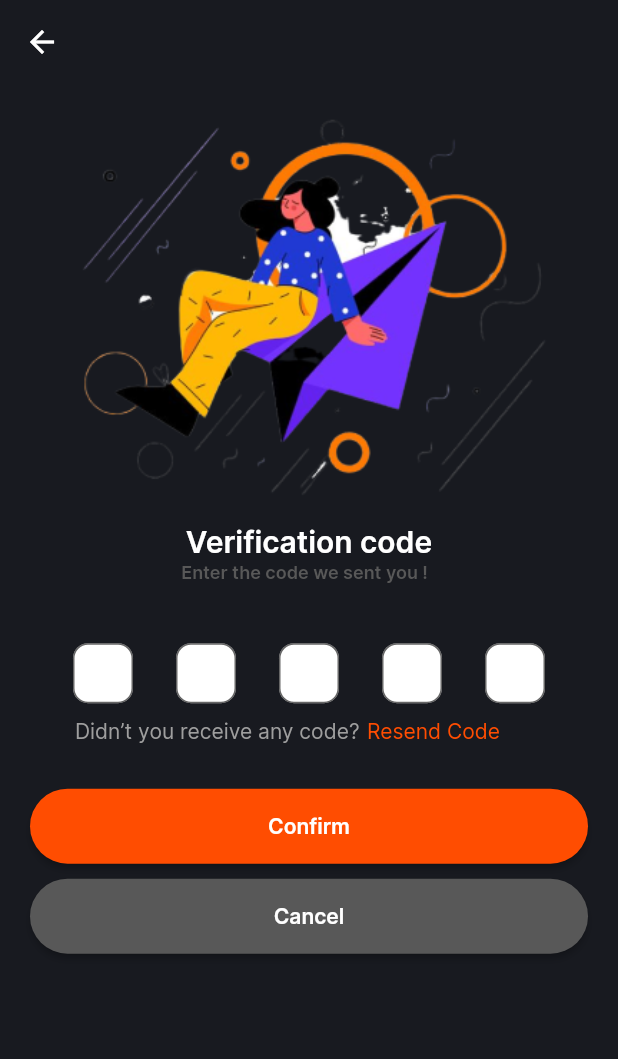
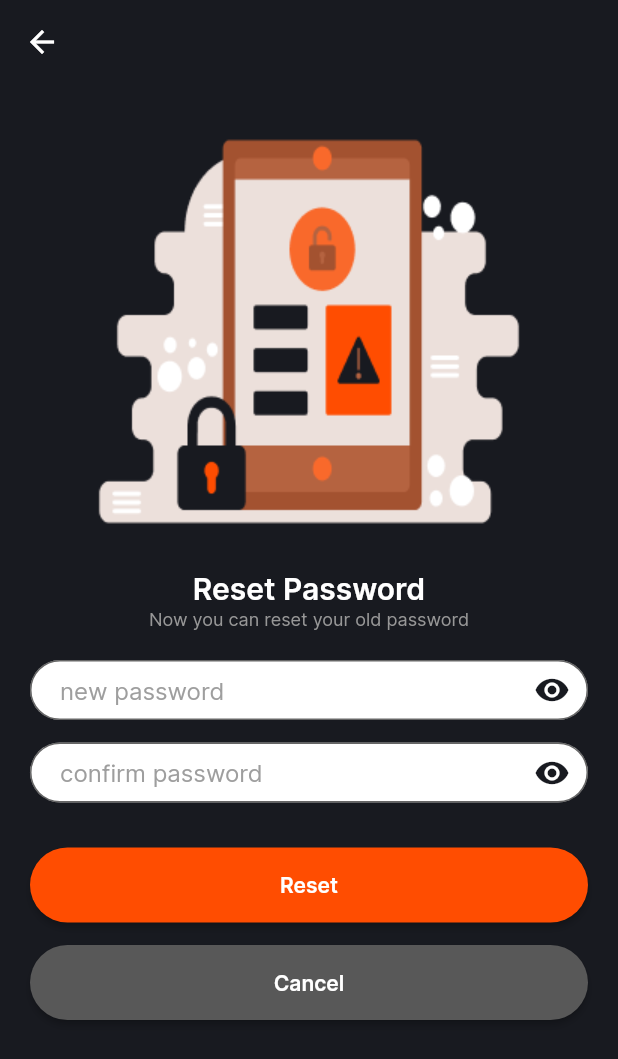
Before and after one commit to MohamedEmad2002/Anime_app, a Flutter app: the OtpScreen screen opened directly, after a tap on "Confirm", on a phone screen of 412 x 824 dp. Shown: the top 1059 px of the screen. Run offline on Flutter 3.47's test engine with Material 2 defaults, Android fonts, the phone set to English and light mode, and no system bars; our stand-ins replace flutter_spinkit, flutter_svg, shared_preferences; accounts and stored records are empty.

Commit message:
Finish Auth Feature design

```diff
--- a/lib/app/color_app.dart
+++ b/lib/app/color_app.dart
@@ -5,4 +5,5 @@ class ColorsApp{
   static Color secondaryColor = const Color(0xffFF4D01);
   static Color thirdColor = const Color(0xff979797);
   static Color fourthColor = const Color(0xff585858);
+  static Color fifthColor = Color.fromARGB(255, 241, 210, 197);
 }
--- a/lib/app/icons_app.dart
+++ b/lib/app/icons_app.dart
@@ -4,4 +4,5 @@ class IconsApp{
   static const String google = 'assets/images/icons/Google.png';
   static const String apple = 'assets/images/icons/Apple Logo.png';
   static const String back = 'assets/images/icons/Vector.png';
+  static const String congratulation = "assets/images/icons/congratulation.png";
 }
--- a/lib/app/image_app.dart
+++ b/lib/app/image_app.dart
@@ -5,4 +5,5 @@ class ImageApp{
   static const String auth = "assets/images/Mask group.png";
   static const String forgot = "assets/images/Group 121.png";
   static const String otp ="assets/images/otp-removebg-preview.png";
+  static const String reset = "assets/images/reset.png";
 }
--- a/lib/app/text_app.dart
+++ b/lib/app/text_app.dart
@@ -30,4 +30,11 @@ class TextApp{
   static const String didntYoureceiveanycode = "Didn’t you receive any code?";
   static const String resend = "Resend Code";
   static const String confirm = "Confirm";
+  //resetPassword screen Strings
+  static const String resetpassword = "Reset Password";
+  static const String nowyoucanresetyouroldPassword = "Now you can reset your old password";
+  //reset screen
+  static const String reset = "Reset";
+  static const String congratulation = "Congratulation";
+  static const String yourAccountisreadytouseyouwillbedirectedtothehomepageinafewseconds="Your account is ready to use , you will \n be directed to the home page in a  \n few seconds";
 }
--- a/lib/main.dart
+++ b/lib/main.dart
@@ -1,4 +1,5 @@
 import 'package:anime/presentation/screens/auth/login_screen.dart';
+import 'package:anime/presentation/screens/auth/reset_screen.dart';
 import 'package:flutter/material.dart';
 
 void main() {
@@ -13,7 +14,7 @@ class MyApp extends StatelessWidget {
     return MaterialApp(
       debugShowCheckedModeBanner: false,
       theme: ThemeData(),
-      home:  const LoginScreen(),
+      home:   const LoginScreen(),
     );
   }
 }
--- a/lib/presentation/screens/auth/otp_screen.dart
+++ b/lib/presentation/screens/auth/otp_screen.dart
@@ -1,6 +1,7 @@
 import 'package:anime/app/color_app.dart';
 import 'package:anime/app/image_app.dart';
 import 'package:anime/app/text_app.dart';
+import 'package:anime/presentation/screens/auth/reset_screen.dart';
 import 'package:anime/presentation/widgets/custom_Row.dart';
 import 'package:anime/presentation/widgets/otp_widgets.dart';
 import 'package:flutter/material.dart';
@@ -16,7 +17,7 @@ class OtpScreen extends StatelessWidget {
         backgroundColor: ColorsApp.primaryColor,
         elevation: 0.0,
       ),
-      body:  Padding(
+      body: Padding(
         padding: const EdgeInsets.symmetric(horizontal: 20),
         child: SafeArea(
             child: Center(
@@ -39,7 +40,9 @@ class OtpScreen extends StatelessWidget {
                     fontFamily: "Inter",
                     fontWeight: FontWeight.w600),
               ),
-              const SizedBox(height: 40,),
+              const SizedBox(
+                height: 40,
+              ),
               const Row(
                 mainAxisAlignment: MainAxisAlignment.spaceEvenly,
                 children: [
@@ -50,21 +53,31 @@ class OtpScreen extends StatelessWidget {
                   Otp(),
                 ],
               ),
-              const SizedBox(height: 10,),
+              const SizedBox(
+                height: 10,
+              ),
               const Padding(
                 padding: EdgeInsets.only(left: 15),
                 child: CustomRow(
-                    screen:  OtpScreen(),
+                  screen: OtpScreen(),
                   textOne: TextApp.didntYoureceiveanycode,
                   textTwo: TextApp.resend,
                 ),
               ),
-              const SizedBox(height: 30,),
+              const SizedBox(
+                height: 30,
+              ),
               SizedBox(
                 width: double.infinity,
                 height: 50,
                 child: MaterialButton(
-                    onPressed: () {},
+                  onPressed: () {
+                    Navigator.push(
+                        context,
+                        MaterialPageRoute(
+                          builder: (context) => ResetScreen(),
+                        ));
+                  },
                   color: ColorsApp.secondaryColor,
                   shape: RoundedRectangleBorder(
                       borderRadius: BorderRadius.circular(70)),
@@ -78,7 +91,9 @@ class OtpScreen extends StatelessWidget {
                   ),
                 ),
               ),
-                const SizedBox(height: 10,),
+              const SizedBox(
+                height: 10,
+              ),
               SizedBox(
                 width: double.infinity,
                 height: 50,
--- /dev/null
+++ b/lib/presentation/screens/auth/reset_screen.dart
@@ -0,0 +1,183 @@
+import 'package:anime/app/color_app.dart';
+import 'package:anime/app/icons_app.dart';
+import 'package:anime/app/image_app.dart';
+import 'package:anime/app/text_app.dart';
+import 'package:anime/presentation/widgets/indicator.dart';
+import 'package:anime/presentation/widgets/tff.dart';
+import 'package:flutter/material.dart';
+import 'package:flutter_spinkit/flutter_spinkit.dart';
+
+class ResetScreen extends StatelessWidget {
+  ResetScreen({super.key});
+
+  TextEditingController passwordController = TextEditingController();
+  TextEditingController confirmpasswordController = TextEditingController();
+
+  @override
+  Widget build(BuildContext context) {
+    return Scaffold(
+        backgroundColor: ColorsApp.primaryColor,
+        appBar: AppBar(
+          backgroundColor: ColorsApp.primaryColor,
+          elevation: 0.0,
+        ),
+        body: Center(
+          child: SafeArea(
+              child: Padding(
+            padding: const EdgeInsets.symmetric(horizontal: 20, vertical: 5),
+            child: Column(
+              children: [
+                Image.asset(ImageApp.reset),
+                const Text(TextApp.resetpassword,
+                    style: TextStyle(
+                        fontFamily: "Inter",
+                        fontSize: 20,
+                        fontWeight: FontWeight.w600,
+                        color: Colors.white)),
+                Text(
+                  TextApp.nowyoucanresetyouroldPassword,
+                  style: TextStyle(
+                      fontFamily: "Inter",
+                      fontSize: 12,
+                      fontWeight: FontWeight.w400,
+                      color: ColorsApp.thirdColor),
+                ),
+                const SizedBox(
+                  height: 20,
+                ),
+                CustomTFF(
+                    suffixIcon: Icon(
+                      Icons.visibility,
+                      color: ColorsApp.primaryColor,
+                    ),
+                    hintText: "new password",
+                    kbType: TextInputType.visiblePassword,
+                    controller: passwordController),
+                const SizedBox(
+                  height: 15,
+                ),
+                CustomTFF(
+                    suffixIcon: Icon(
+                      Icons.visibility,
+                      color: ColorsApp.primaryColor,
+                    ),
+                    hintText: "confirm password",
+                    kbType: TextInputType.visiblePassword,
+                    controller: confirmpasswordController),
+                const SizedBox(
+                  height: 30,
+                ),
+                SizedBox(
+                  width: double.infinity,
+                  height: 50,
+                  child: MaterialButton(
+                    onPressed: () {
+                      showDialog<String>(
+                        context: context,
+                        builder: (BuildContext context) => AlertDialog(
+                          shape: RoundedRectangleBorder(
+                            borderRadius: BorderRadius.circular(20),
+                          ),
+                          backgroundColor: ColorsApp.primaryColor,
+                          actions: <Widget>[
+                            Center(
+                              child: SizedBox(
+                                width: 310,
+                                height: 410,
+                                child: Column(
+                                  children: [
+                                    const SizedBox(
+                                      height: 30,
+                                    ),
+                                    Image.asset(IconsApp.congratulation),
+                                    const SizedBox(
+                                      height: 20,
+                                    ),
+                                    Text(
+                                      TextApp.congratulation,
+                                      style: TextStyle(
+                                          fontFamily: "Inter",
+                                          fontSize: 12,
+                                          fontWeight: FontWeight.w600,
+                                          color: LinearGradient(
+                                            colors: [
+                                              Colors.white,
+                                              ColorsApp.fifthColor
+                                            ],
+                                          ).colors[1]),
+                                    ),
+                                    const SizedBox(
+                                      height: 10,
+                                    ),
+                                    Text(
+                                      TextApp
+                                          .yourAccountisreadytouseyouwillbedirectedtothehomepageinafewseconds,
+                                      textAlign: TextAlign.center,
+                                      style: TextStyle(
+                                          fontFamily: "Inter",
+                                          fontSize: 12,
+                                          fontWeight: FontWeight.w400,
+                                          color: ColorsApp.thirdColor),
+                                    ),
+                                    const SizedBox(
+                                      height: 20,
+                                    ),
+                                    SpinKitCircle(
+                                      color: LinearGradient(
+                                        begin: Alignment.topRight,
+                                        end: Alignment.bottomLeft,
+                                        colors: [
+                                          Colors.white,
+                                          ColorsApp.fifthColor,
+                                        ],
+                                      ).colors[1],
+                                      size: 60.0,
+                                    ),
+                                  ],
+                                ),
+                              ),
+                            )
+                          ],
+                        ),
+                      );
+                    },
+                    color: ColorsApp.secondaryColor,
+                    shape: RoundedRectangleBorder(
+                        borderRadius: BorderRadius.circular(70)),
+                    child: const Text(
+                      TextApp.reset,
+                      style: TextStyle(
+                          color: Colors.white,
+                          fontFamily: "Inter",
+                          fontSize: 14,
+                          fontWeight: FontWeight.w600),
+                    ),
+                  ),
+                ),
+                const SizedBox(
+                  height: 15,
+                ),
+                SizedBox(
+                  width: double.infinity,
+                  height: 50,
+                  child: MaterialButton(
+                    onPressed: () {},
+                    color: ColorsApp.fourthColor,
+                    shape: RoundedRectangleBorder(
+                        borderRadius: BorderRadius.circular(70)),
+                    child: const Text(
+                      TextApp.cancel,
+                      style: TextStyle(
+                          color: Colors.white,
+                          fontFamily: "Inter",
+                          fontSize: 14,
+                          fontWeight: FontWeight.w600),
+                    ),
+                  ),
+                ),
+              ],
+            ),
+          )),
+        ));
+  }
+}
--- a/lib/presentation/screens/auth/sign_up.dart
+++ b/lib/presentation/screens/auth/sign_up.dart
@@ -4,7 +4,6 @@ import 'package:anime/app/text_app.dart';
 import 'package:anime/presentation/screens/auth/login_screen.dart';
 import 'package:anime/presentation/widgets/tff.dart';
 import 'package:anime/presentation/widgets/custom_Row.dart';
-import 'package:anime/presentation/widgets/custom_button.dart';
 import 'package:anime/presentation/widgets/custom_divider.dart';
 import 'package:anime/presentation/widgets/icon_row.dart';
 import 'package:flutter/material.dart';
```
Also changed, not shown: lib/presentation/widgets/indicator.dart (added, +29 -0 lines), pubspec.yaml (+5 -4 lines), assets/images/icons/congratulation.png (added), assets/images/reset.png (added), pubspec.lock. Lines whose indentation alone changed are shown as unchanged.
